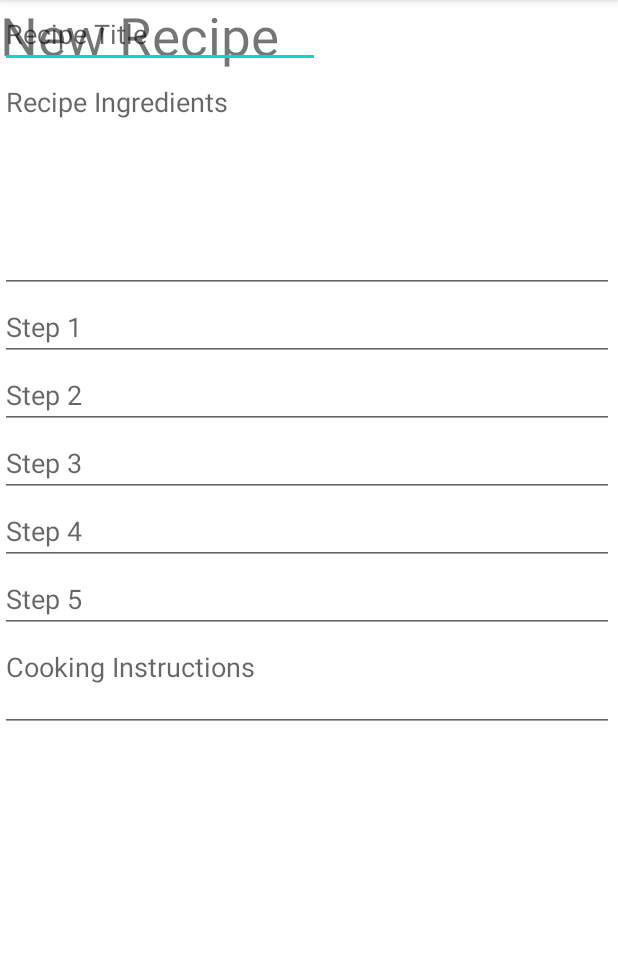
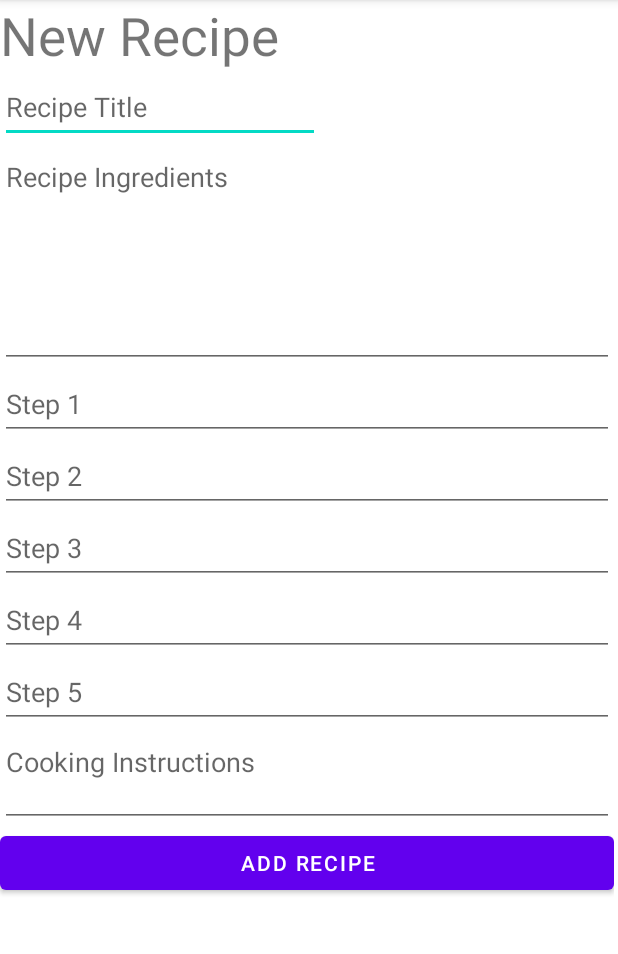
Before and after one commit to emmaboyd1231/SavorySecrets, an Android app: the AddRecipe screen opened directly, with no data from a screen before it, on a phone screen of 412 x 824 dp, the part 84-1038 px from its top. Run offline under Robolectric (Android 15) with nearby library versions, the phone set to English and light mode, and no system bars.

Commit message:
Fixing Button Issues

```diff
--- a/app/src/main/java/com/example/savorysecrets/AddRecipe.java
+++ b/app/src/main/java/com/example/savorysecrets/AddRecipe.java
@@ -2,13 +2,30 @@ package com.example.savorysecrets;
 
 import androidx.appcompat.app.AppCompatActivity;
 
+import android.content.Intent;
 import android.os.Bundle;
+import android.view.View;
+import android.widget.Button;
 
 public class AddRecipe extends AppCompatActivity {
+
+    private Button add_recipe;
 
     @Override
     protected void onCreate(Bundle savedInstanceState) {
         super.onCreate(savedInstanceState);
         setContentView(R.layout.activity_add_recipe);
+
+        add_recipe = (android.widget.Button) findViewById(R.id.add_recipe);
+        add_recipe.setOnClickListener(new View.OnClickListener() {
+            @Override
+            public void onClick(View v) {
+                openNavigationScreen();
+            }
+        });
+    }
+    private void openNavigationScreen() {
+        Intent intent = new Intent(this, NavigationScreen.class);
+        startActivity(intent);
     }
 }
--- a/app/src/main/res/layout/activity_add_recipe.xml
+++ b/app/src/main/res/layout/activity_add_recipe.xml
@@ -5,25 +5,29 @@
     android:layout_width="match_parent"
     android:layout_height="match_parent"
     tools:context=".AddRecipe">
-    <TextView
-        android:id="@+id/textView2"
-        android:layout_width="wrap_content"
-        android:layout_height="wrap_content"
-        android:text="New Recipe"
-        android:textSize="35dp"
-        tools:ignore="MissingConstraints"
-        tools:layout_editor_absoluteX="113dp"
-        tools:layout_editor_absoluteY="87dp" />
+
     <ScrollView
         android:layout_width="409dp"
-        android:layout_height="582dp"
+        android:layout_height="wrap_content"
+        tools:ignore="MissingConstraints"
         tools:layout_editor_absoluteX="1dp"
-        tools:layout_editor_absoluteY="148dp"
-        tools:ignore="MissingConstraints">
+        tools:layout_editor_absoluteY="89dp">
+
         <LinearLayout
             android:layout_width="match_parent"
             android:layout_height="wrap_content"
             android:orientation="vertical">
+
+            <TextView
+                android:id="@+id/textView2"
+                android:layout_width="wrap_content"
+                android:layout_height="wrap_content"
+                android:text="New Recipe"
+                android:textSize="35dp"
+                tools:ignore="MissingConstraints"
+                tools:layout_editor_absoluteX="113dp"
+                tools:layout_editor_absoluteY="87dp" />
+
             <EditText
                 android:id="@+id/recipe_title"
                 android:layout_width="wrap_content"
@@ -31,8 +35,10 @@
                 android:autofillHints="@string/recipe_title"
                 android:ems="10"
                 android:hint="@string/recipe_title"
+                android:minHeight="48dp"
                 tools:layout_editor_absoluteX="100dp"
                 tools:layout_editor_absoluteY="442dp" />
+
             <EditText
                 android:id="@+id/recipe_ingredients"
                 android:layout_width="match_parent"
@@ -43,6 +49,7 @@
                 android:inputType="textMultiLine"
                 tools:layout_editor_absoluteX="100dp"
                 tools:layout_editor_absoluteY="442dp" />
+
             <EditText
                 android:id="@+id/recipe_step1"
                 android:layout_width="match_parent"
@@ -50,8 +57,10 @@
                 android:autofillHints="@string/recipe_step1"
                 android:ems="10"
                 android:hint="@string/recipe_step1"
+                android:minHeight="48dp"
                 tools:layout_editor_absoluteX="100dp"
                 tools:layout_editor_absoluteY="442dp" />
+
             <EditText
                 android:id="@+id/recipe_step2"
                 android:layout_width="match_parent"
@@ -59,8 +68,10 @@
                 android:autofillHints="@string/recipe_step2"
                 android:ems="10"
                 android:hint="@string/recipe_step2"
+                android:minHeight="48dp"
                 tools:layout_editor_absoluteX="100dp"
                 tools:layout_editor_absoluteY="442dp" />
+
             <EditText
                 android:id="@+id/recipe_step3"
                 android:layout_width="match_parent"
@@ -68,8 +79,10 @@
                 android:autofillHints="@string/recipe_step3"
                 android:ems="10"
                 android:hint="@string/recipe_step3"
+                android:minHeight="48dp"
                 tools:layout_editor_absoluteX="100dp"
                 tools:layout_editor_absoluteY="442dp" />
+
             <EditText
                 android:id="@+id/recipe_step4"
                 android:layout_width="match_parent"
@@ -77,8 +90,10 @@
                 android:autofillHints="@string/recipe_step4"
                 android:ems="10"
                 android:hint="@string/recipe_step4"
+                android:minHeight="48dp"
                 tools:layout_editor_absoluteX="100dp"
                 tools:layout_editor_absoluteY="442dp" />
+
             <EditText
                 android:id="@+id/recipe_step5"
                 android:layout_width="match_parent"
@@ -86,6 +101,7 @@
                 android:autofillHints="@string/recipe_step5"
                 android:ems="10"
                 android:hint="@string/recipe_step5"
+                android:minHeight="48dp"
                 tools:layout_editor_absoluteX="100dp"
                 tools:layout_editor_absoluteY="442dp" />
 
@@ -100,6 +116,12 @@
                 android:inputType="textMultiLine"
                 tools:layout_editor_absoluteX="100dp"
                 tools:layout_editor_absoluteY="442dp" />
+
+            <Button
+                android:id="@+id/add_recipe"
+                android:layout_width="match_parent"
+                android:layout_height="wrap_content"
+                android:text="Add Recipe" />
         </LinearLayout>
     </ScrollView>
 </androidx.constraintlayout.widget.ConstraintLayout>
--- a/app/src/main/res/layout/activity_sign_up.xml
+++ b/app/src/main/res/layout/activity_sign_up.xml
@@ -72,9 +72,9 @@
             android:id="@+id/sign_up_account"
             android:layout_width="wrap_content"
             android:layout_height="wrap_content"
-            android:text="SIGN UP"
-            android:onClick="this"
-            tools:ignore="OnClick" />
+            android:text="SIGN UP"/>
+            //android:onClick="this"
+            //tools:ignore="OnClick"/>
 
 
     </LinearLayout>
```
Also changed, not shown: app/src/main/java/com/example/savorysecrets/SignUpActivity.java (+10 -4 lines), app/src/main/java/com/example/savorysecrets/ui/home/HomeFragment.java (+9 -0 lines), app/src/main/java/com/example/savorysecrets/ui/login/LoginActivity.java (+6 -5 lines), app/src/main/res/layout/fragment_home.xml (+21 -24 lines).
